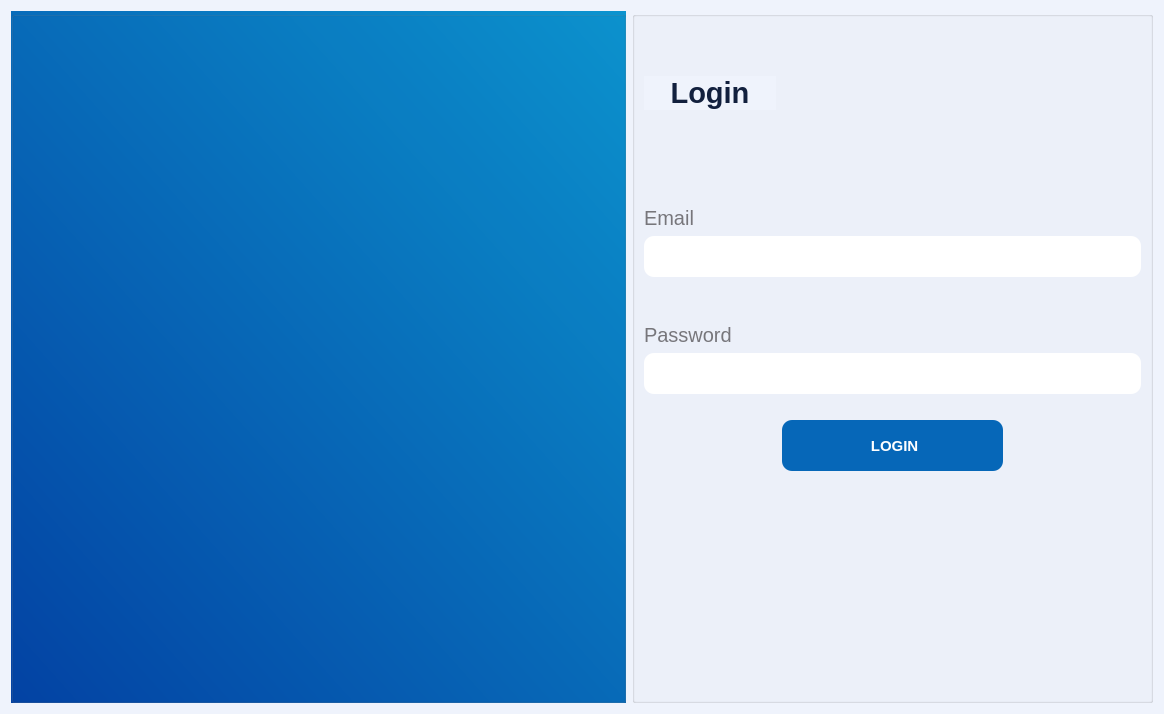
yousefelmesalamy/Illminor, file forms/login_view.ui: the form before one commit.
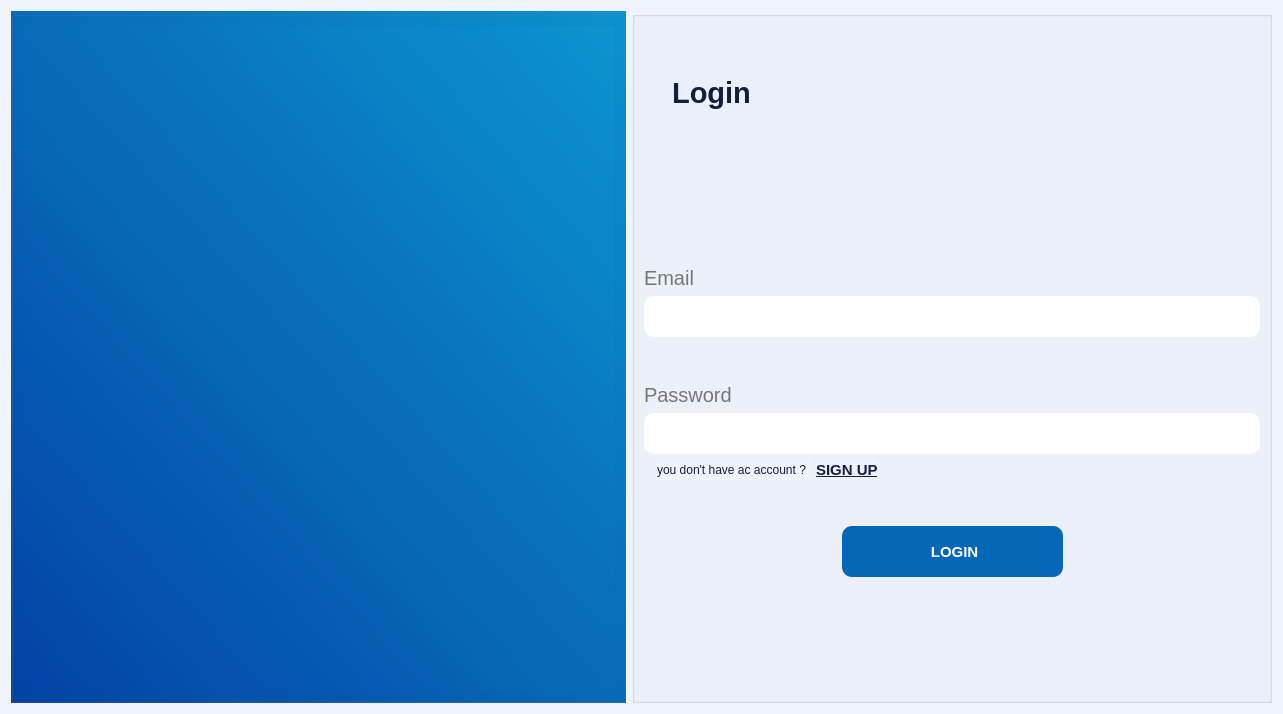
The form after the commit. Icons and pictures are not drawn.

Commit message: login_screen_design finished

Patch:
```diff
--- a/forms/login_view.ui
+++ b/forms/login_view.ui
@@ -6,7 +6,7 @@
    <rect>
     <x>0</x>
     <y>0</y>
-    <width>1164</width>
+    <width>1283</width>
     <height>710</height>
    </rect>
   </property>
@@ -26,6 +26,12 @@
        <height>692</height>
       </size>
      </property>
+     <property name="maximumSize">
+      <size>
+       <width>16777215</width>
+       <height>16777215</height>
+      </size>
+     </property>
      <property name="styleSheet">
       <string notr="true">
 background-color: qlineargradient(spread:pad, x1:0, y1:1, x2:1, y2:0, stop:0 rgba(3, 67, 165, 255), stop:1 rgba(12, 148, 207, 255));</string>
@@ -33,14 +39,28 @@
      <property name="title">
       <string/>
      </property>
-     <layout class="QGridLayout" name="gridLayout"/>
+     <layout class="QGridLayout" name="gridLayout">
+      <item row="0" column="0">
+       <widget class="QLabel" name="label">
+        <property name="text">
+         <string/>
+        </property>
+        <property name="pixmap">
+         <pixmap resource="app_resources.qrc">:/ICONS/icons/LOGO.png</pixmap>
+        </property>
+        <property name="alignment">
+         <set>Qt::AlignCenter</set>
+        </property>
+       </widget>
+      </item>
+     </layout>
     </widget>
    </item>
    <item row="0" column="1">
     <widget class="QGroupBox" name="groupBox">
      <property name="maximumSize">
       <size>
-       <width>526</width>
+       <width>720</width>
        <height>16777215</height>
       </size>
      </property>
@@ -51,20 +71,20 @@
       <string/>
      </property>
      <layout class="QGridLayout" name="gridLayout_3">
-      <item row="7" column="0">
+      <item row="5" column="0">
        <spacer name="horizontalSpacer">
         <property name="orientation">
          <enum>Qt::Horizontal</enum>
         </property>
         <property name="sizeHint" stdset="0">
          <size>
-          <width>130</width>
-          <height>20</height>
+          <width>191</width>
+          <height>17</height>
          </size>
         </property>
        </spacer>
       </item>
-      <item row="8" column="1">
+      <item row="6" column="1">
        <spacer name="verticalSpacer_4">
         <property name="orientation">
          <enum>Qt::Vertical</enum>
@@ -77,8 +97,40 @@
         </property>
        </spacer>
       </item>
-      <item row="4" column="0">
-       <spacer name="verticalSpacer">
+      <item row="0" column="0">
+       <spacer name="verticalSpacer_2">
+        <property name="orientation">
+         <enum>Qt::Vertical</enum>
+        </property>
+        <property name="sizeType">
+         <enum>QSizePolicy::Fixed</enum>
+        </property>
+        <property name="sizeHint" stdset="0">
+         <size>
+          <width>20</width>
+          <height>50</height>
+         </size>
+        </property>
+       </spacer>
+      </item>
+      <item row="2" column="0">
+       <spacer name="verticalSpacer_5">
+        <property name="orientation">
+         <enum>Qt::Vertical</enum>
+        </property>
+        <property name="sizeType">
+         <enum>QSizePolicy::Maximum</enum>
+        </property>
+        <property name="sizeHint" stdset="0">
+         <size>
+          <width>20</width>
+          <height>150</height>
+         </size>
+        </property>
+       </spacer>
+      </item>
+      <item row="4" column="1">
+       <spacer name="verticalSpacer_3">
         <property name="orientation">
          <enum>Qt::Vertical</enum>
         </property>
@@ -93,94 +145,217 @@
         </property>
        </spacer>
       </item>
-      <item row="5" column="0" colspan="3">
-       <layout class="QVBoxLayout" name="verticalLayout_2">
-        <item>
-         <widget class="QLabel" name="label_3">
-          <property name="font">
-           <font>
-            <pointsize>15</pointsize>
-           </font>
-          </property>
-          <property name="styleSheet">
-           <string notr="true">color: rgb(119, 118, 123);
-background-color: rgb(246, 211, 45,0);</string>
-          </property>
-          <property name="text">
-           <string>Password</string>
-          </property>
-         </widget>
-        </item>
-        <item>
-         <widget class="QLineEdit" name="password_lin">
-          <property name="minimumSize">
-           <size>
-            <width>441</width>
-            <height>41</height>
-           </size>
-          </property>
-          <property name="sizeIncrement">
-           <size>
-            <width>5</width>
-            <height>0</height>
-           </size>
-          </property>
-          <property name="styleSheet">
-           <string notr="true">border-radius: 10% 10%;
-padding-left:5px;
-background-color: rgb(255, 255, 255);
-color: rgb(18, 32, 62);</string>
-          </property>
-          <property name="echoMode">
-           <enum>QLineEdit::Password</enum>
-          </property>
-         </widget>
-        </item>
-       </layout>
+      <item row="1" column="0">
+       <widget class="QLabel" name="label_4">
+        <property name="maximumSize">
+         <size>
+          <width>135</width>
+          <height>16777215</height>
+         </size>
+        </property>
+        <property name="font">
+         <font>
+          <pointsize>22</pointsize>
+          <weight>75</weight>
+          <bold>true</bold>
+         </font>
+        </property>
+        <property name="styleSheet">
+         <string notr="true">background-color: rgb(239, 243, 252,0);
+</string>
+        </property>
+        <property name="text">
+         <string>Login</string>
+        </property>
+        <property name="alignment">
+         <set>Qt::AlignCenter</set>
+        </property>
+       </widget>
+      </item>
+      <item row="5" column="2">
+       <spacer name="horizontalSpacer_2">
+        <property name="orientation">
+         <enum>Qt::Horizontal</enum>
+        </property>
+        <property name="sizeHint" stdset="0">
+         <size>
+          <width>190</width>
+          <height>17</height>
+         </size>
+        </property>
+       </spacer>
       </item>
       <item row="3" column="0" colspan="3">
        <layout class="QVBoxLayout" name="verticalLayout">
         <item>
-         <widget class="QLabel" name="label_2">
-          <property name="font">
-           <font>
-            <pointsize>15</pointsize>
-           </font>
-          </property>
-          <property name="styleSheet">
-           <string notr="true">color: rgb(119, 118, 123);
+         <layout class="QVBoxLayout" name="email">
+          <item>
+           <widget class="QLabel" name="label_2">
+            <property name="font">
+             <font>
+              <pointsize>15</pointsize>
+             </font>
+            </property>
+            <property name="styleSheet">
+             <string notr="true">color: rgb(119, 118, 123);
 background-color: rgb(246, 211, 45,0);</string>
-          </property>
-          <property name="text">
-           <string>Email</string>
-          </property>
-         </widget>
+            </property>
+            <property name="text">
+             <string>Email</string>
+            </property>
+           </widget>
+          </item>
+          <item>
+           <widget class="QLineEdit" name="username_lin">
+            <property name="minimumSize">
+             <size>
+              <width>441</width>
+              <height>41</height>
+             </size>
+            </property>
+            <property name="styleSheet">
+             <string notr="true">border-radius: 10% 10%;
+padding-left:5px;
+background-color: rgb(255, 255, 255);
+color: rgb(18, 32, 62);</string>
+            </property>
+            <property name="placeholderText">
+             <string/>
+            </property>
+            <property name="clearButtonEnabled">
+             <bool>true</bool>
+            </property>
+           </widget>
+          </item>
+         </layout>
         </item>
         <item>
-         <widget class="QLineEdit" name="username_lin">
-          <property name="minimumSize">
+         <spacer name="E_P">
+          <property name="orientation">
+           <enum>Qt::Vertical</enum>
+          </property>
+          <property name="sizeType">
+           <enum>QSizePolicy::Fixed</enum>
+          </property>
+          <property name="sizeHint" stdset="0">
            <size>
-            <width>441</width>
-            <height>41</height>
+            <width>20</width>
+            <height>40</height>
            </size>
           </property>
-          <property name="styleSheet">
-           <string notr="true">border-radius: 10% 10%;
+         </spacer>
+        </item>
+        <item>
+         <layout class="QVBoxLayout" name="password">
+          <item>
+           <widget class="QLabel" name="label_3">
+            <property name="font">
+             <font>
+              <pointsize>15</pointsize>
+             </font>
+            </property>
+            <property name="styleSheet">
+             <string notr="true">color: rgb(119, 118, 123);
+background-color: rgb(246, 211, 45,0);</string>
+            </property>
+            <property name="text">
+             <string>Password</string>
+            </property>
+           </widget>
+          </item>
+          <item>
+           <widget class="QLineEdit" name="password_lin">
+            <property name="minimumSize">
+             <size>
+              <width>441</width>
+              <height>41</height>
+             </size>
+            </property>
+            <property name="sizeIncrement">
+             <size>
+              <width>5</width>
+              <height>0</height>
+             </size>
+            </property>
+            <property name="styleSheet">
+             <string notr="true">border-radius: 10% 10%;
 padding-left:5px;
 background-color: rgb(255, 255, 255);
 color: rgb(18, 32, 62);</string>
-          </property>
-          <property name="placeholderText">
-           <string/>
-          </property>
-          <property name="clearButtonEnabled">
-           <bool>true</bool>
-          </property>
-         </widget>
+            </property>
+            <property name="echoMode">
+             <enum>QLineEdit::Password</enum>
+            </property>
+           </widget>
+          </item>
+         </layout>
+        </item>
+        <item>
+         <layout class="QGridLayout" name="signup">
+          <item row="0" column="1">
+           <widget class="QLabel" name="label_5">
+            <property name="font">
+             <font>
+              <underline>false</underline>
+             </font>
+            </property>
+            <property name="text">
+             <string>you don't have ac account ? </string>
+            </property>
+           </widget>
+          </item>
+          <item row="0" column="2">
+           <widget class="QLabel" name="label_6">
+            <property name="font">
+             <font>
+              <pointsize>11</pointsize>
+              <weight>75</weight>
+              <bold>true</bold>
+              <underline>true</underline>
+             </font>
+            </property>
+            <property name="cursor">
+             <cursorShape>PointingHandCursor</cursorShape>
+            </property>
+            <property name="text">
+             <string>SIGN UP</string>
+            </property>
+           </widget>
+          </item>
+          <item row="0" column="3">
+           <spacer name="horizontalSpacer_3">
+            <property name="orientation">
+             <enum>Qt::Horizontal</enum>
+            </property>
+            <property name="sizeHint" stdset="0">
+             <size>
+              <width>40</width>
+              <height>20</height>
+             </size>
+            </property>
+           </spacer>
+          </item>
+          <item row="0" column="0">
+           <spacer name="horizontalSpacer_4">
+            <property name="orientation">
+             <enum>Qt::Horizontal</enum>
+            </property>
+            <property name="sizeType">
+             <enum>QSizePolicy::Fixed</enum>
+            </property>
+            <property name="sizeHint" stdset="0">
+             <size>
+              <width>13</width>
+              <height>20</height>
+             </size>
+            </property>
+           </spacer>
+          </item>
+         </layout>
         </item>
        </layout>
       </item>
-      <item row="7" column="1">
+      <item row="5" column="1">
        <widget class="QPushButton" name="login_btn">
         <property name="minimumSize">
          <size>
@@ -213,84 +388,6 @@
         </property>
        </widget>
       </item>
-      <item row="7" column="2">
-       <spacer name="horizontalSpacer_2">
-        <property name="orientation">
-         <enum>Qt::Horizontal</enum>
-        </property>
-        <property name="sizeHint" stdset="0">
-         <size>
-          <width>132</width>
-          <height>20</height>
-         </size>
-        </property>
-       </spacer>
-      </item>
-      <item row="6" column="1">
-       <spacer name="verticalSpacer_3">
-        <property name="orientation">
-         <enum>Qt::Vertical</enum>
-        </property>
-        <property name="sizeType">
-         <enum>QSizePolicy::Fixed</enum>
-        </property>
-        <property name="sizeHint" stdset="0">
-         <size>
-          <width>20</width>
-          <height>20</height>
-         </size>
-        </property>
-       </spacer>
-      </item>
-      <item row="2" column="0">
-       <spacer name="verticalSpacer_5">
-        <property name="orientation">
-         <enum>Qt::Vertical</enum>
-        </property>
-        <property name="sizeType">
-         <enum>QSizePolicy::Preferred</enum>
-        </property>
-        <property name="sizeHint" stdset="0">
-         <size>
-          <width>20</width>
-          <height>90</height>
-         </size>
-        </property>
-       </spacer>
-      </item>
-      <item row="1" column="0">
-       <widget class="QLabel" name="label_4">
-        <property name="font">
-         <font>
-          <pointsize>22</pointsize>
-          <weight>75</weight>
-          <bold>true</bold>
-         </font>
-        </property>
-        <property name="text">
-         <string>Login</string>
-        </property>
-        <property name="alignment">
-         <set>Qt::AlignCenter</set>
-        </property>
-       </widget>
-      </item>
-      <item row="0" column="0">
-       <spacer name="verticalSpacer_2">
-        <property name="orientation">
-         <enum>Qt::Vertical</enum>
-        </property>
-        <property name="sizeType">
-         <enum>QSizePolicy::Maximum</enum>
-        </property>
-        <property name="sizeHint" stdset="0">
-         <size>
-          <width>20</width>
-          <height>50</height>
-         </size>
-        </property>
-       </spacer>
-      </item>
      </layout>
     </widget>
    </item>
```
Left out of the diff: 4 changed lines with no effect on the pictures. The commit also changes 6 other files.
